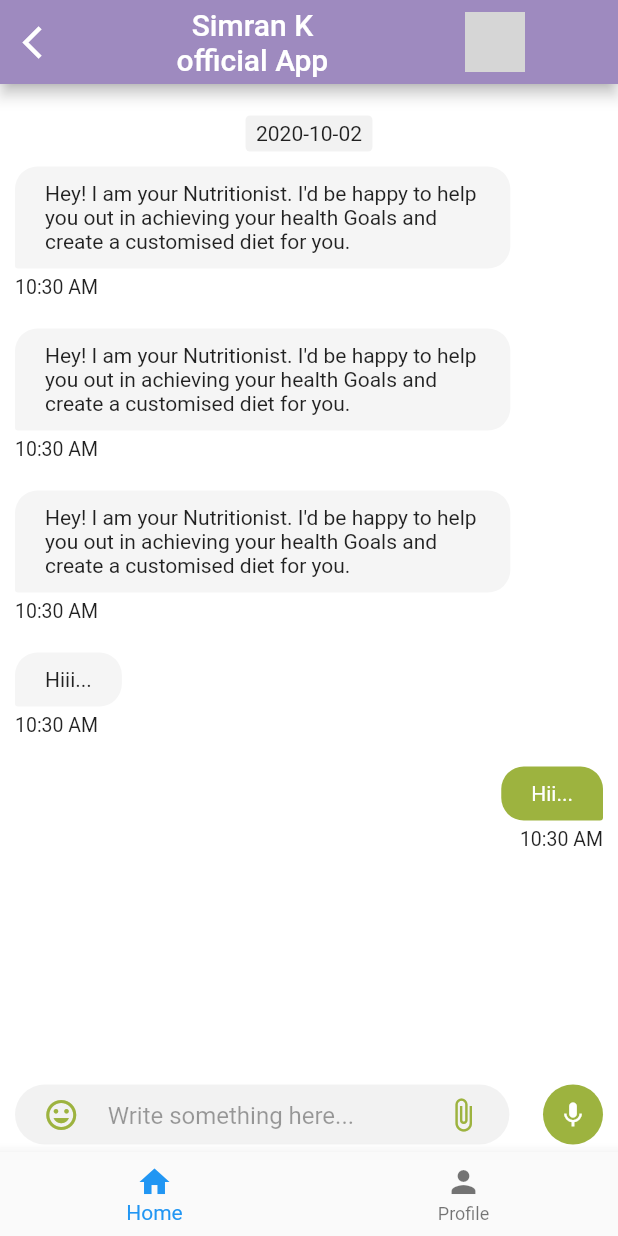
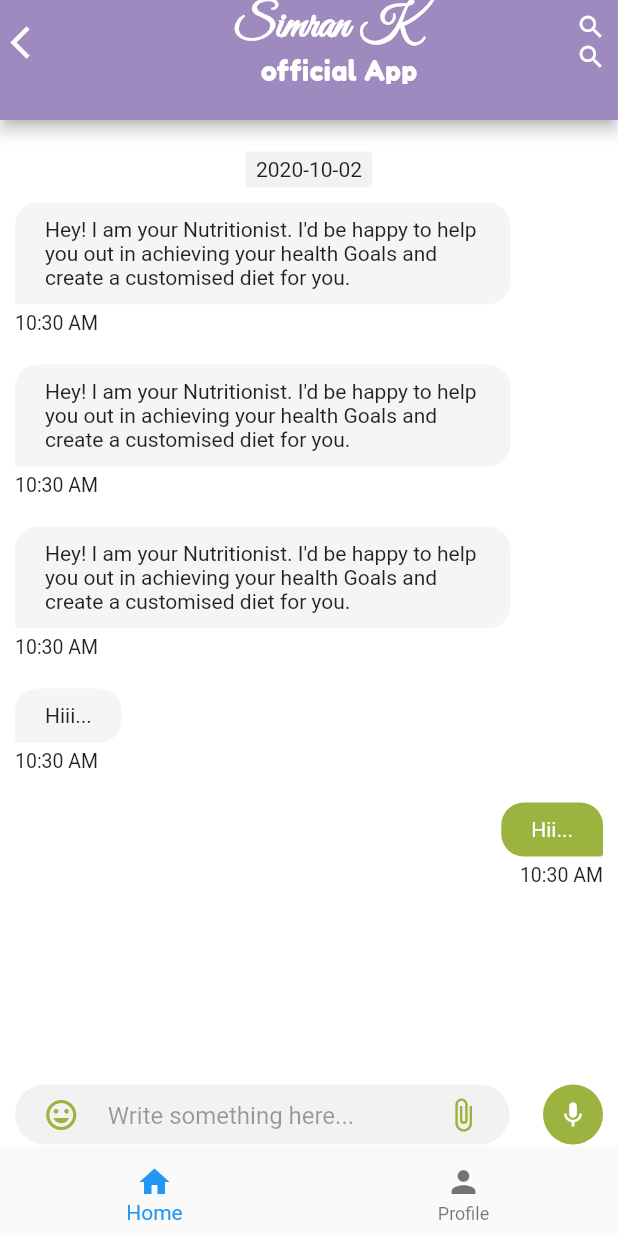
Before and after one commit to developerkrishnasoftweb/simrank, a Flutter app: the Chat screen opened directly, on a phone screen of 412 x 824 dp. Run offline on Flutter 3.47's test engine with Material 2 defaults, Android fonts, the phone set to English and light mode, and no system bars; grey boxes are pictures that could not be loaded.

Commit message:
added chatbar

```diff
--- a/lib/main.dart
+++ b/lib/main.dart
@@ -2,6 +2,7 @@ import 'package:flutter/material.dart';
 import 'package:simrank/constant/strings.dart';
 import 'package:simrank/login_register/holistic_login.dart';
 import 'package:simrank/login_register/login.dart';
+import 'package:simrank/mainScreen/chat.dart';
 import 'package:simrank/mainScreen/daimond.dart';
 import 'package:simrank/mainScreen/menu.dart';
 import 'package:simrank/mainScreen/overview.dart';
@@ -21,7 +22,7 @@ class MyApp extends StatelessWidget {
         primarySwatch: Colors.blue,
         visualDensity: VisualDensity.adaptivePlatformDensity,
       ),
-      home: Login(),
+      home: Chat(),
     );
   }
 }
--- a/lib/mainScreen/chat.dart
+++ b/lib/mainScreen/chat.dart
@@ -19,10 +19,14 @@ class _ChatState extends State<Chat>{
   Widget build(BuildContext context) {
     Size size = MediaQuery.of(context).size;
     return Scaffold(
-      appBar: AppBar(
-        leading: lead(),
-        title: titlename(),
-        backgroundColor: MyColors.purple,
+      appBar: PreferredSize(
+        preferredSize: Size.fromHeight(80.0),
+        child: AppBar(
+          leading: lead(),
+          title: titlename(),
+          actions: [action(context)],
+          backgroundColor: MyColors.purple,
+        ),
       ),
       body: Stack(
         children: <Widget>[
--- a/lib/mainScreen/chatAppbar.dart
+++ b/lib/mainScreen/chatAppbar.dart
@@ -2,9 +2,9 @@ import 'package:flutter/material.dart';
 import '../constant/colors.dart';
 import '../constant/strings.dart';
 
-Widget lead(){
+Widget lead() {
   return Row(
-    mainAxisAlignment: MainAxisAlignment.spaceAround,
+    mainAxisAlignment: MainAxisAlignment.start,
     children: [
       Container(
         height: 40.0,
@@ -20,24 +20,67 @@ Widget lead(){
     ],
   );
 }
-Widget titlename(){
+
+Widget titlename() {
   return Row(
-    mainAxisAlignment: MainAxisAlignment.spaceAround,
-    children: [
-      Text(
-        Strings.title + '\n' + Strings.subtitle,
-        textAlign: TextAlign.center,
-        style: TextStyle(),
+    crossAxisAlignment: CrossAxisAlignment.center,
+    mainAxisAlignment: MainAxisAlignment.center,
+    children: <Widget>[
+      Column(
+        children: [
+          Text(
+            Strings.title,
+            textAlign: TextAlign.center,
+            style: TextStyle(
+              fontFamily: "LogoFont",
+              fontSize: 30,
+              fontWeight: FontWeight.bold
+            ),
+          ),
+          Padding(
+            padding: const EdgeInsets.only(left: 20),
+            child: Text(
+              Strings.subtitle,
+              textAlign: TextAlign.center,
+              style: TextStyle(
+                  fontFamily: "LogoText",
+                  fontSize: 18,
+                letterSpacing: 0.3
+              ),
+            ),
+          ),
+        ],
       ),
-      Container(
-          height: 40.0,
-          width: 40.0,
-          decoration: BoxDecoration(
-            shape: BoxShape.rectangle,
-            // color: MyColors.gray,
-          ),
-          child: Image.asset('assets/images/diamond2.png')
-      ),
+
     ],
   );
 }
+
+Widget action(BuildContext context){
+  return Padding(
+    padding: EdgeInsets.all(8.0),
+    child: Column(
+      children: [
+        Container(
+          child: GestureDetector(
+            onTap: () {},
+            child: Icon(
+              Icons.search,
+              size: 20.0,
+              color: MyColors.whiteColor,
+            ),
+          ),
+        ),
+        Container(
+          child: GestureDetector(
+            onTap: () {},
+            child: Icon(
+              Icons.search,
+              size: 20.0,
+            ),
+          ),
+        ),
+      ],
+    ),
+  );
+}
--- a/pubspec.yaml
+++ b/pubspec.yaml
@@ -50,6 +50,7 @@ flutter:
   assets:
     - assets/images/download.jpg
     - assets/images/diamond.png
+    - assets/images/diamond2.png
     - assets/images/dia.jpg
     - assets/images/di2.png
     - assets/images/avatar.jpg
```
Also changed, not shown: assets/images/diamond2.png (added).
